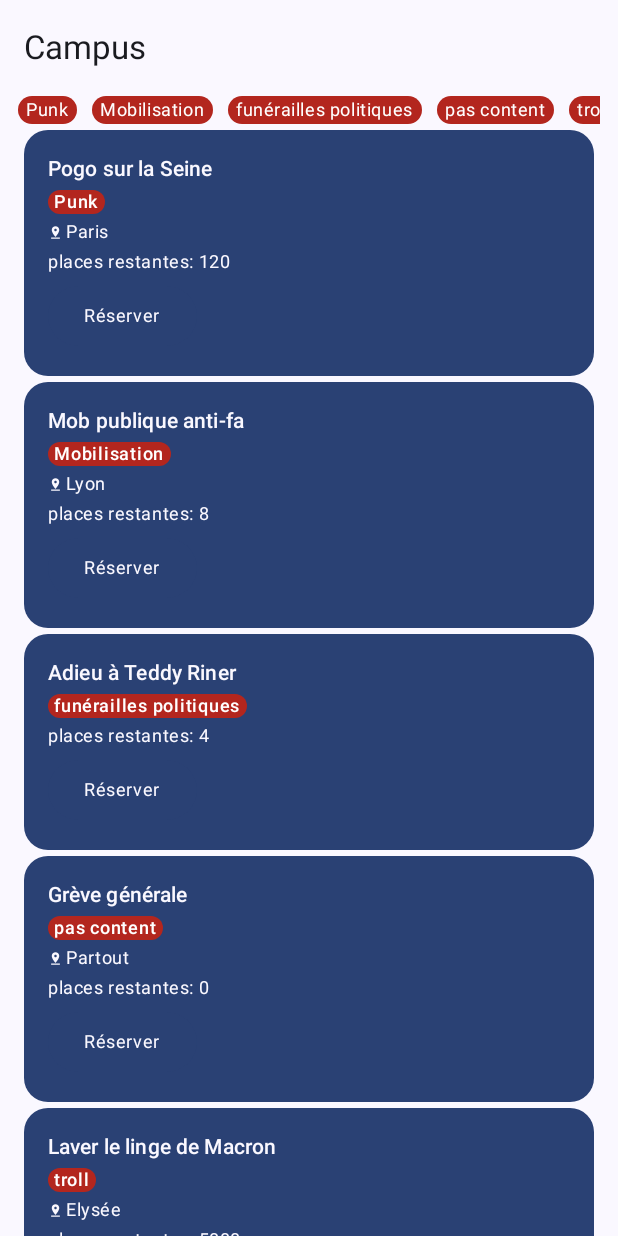
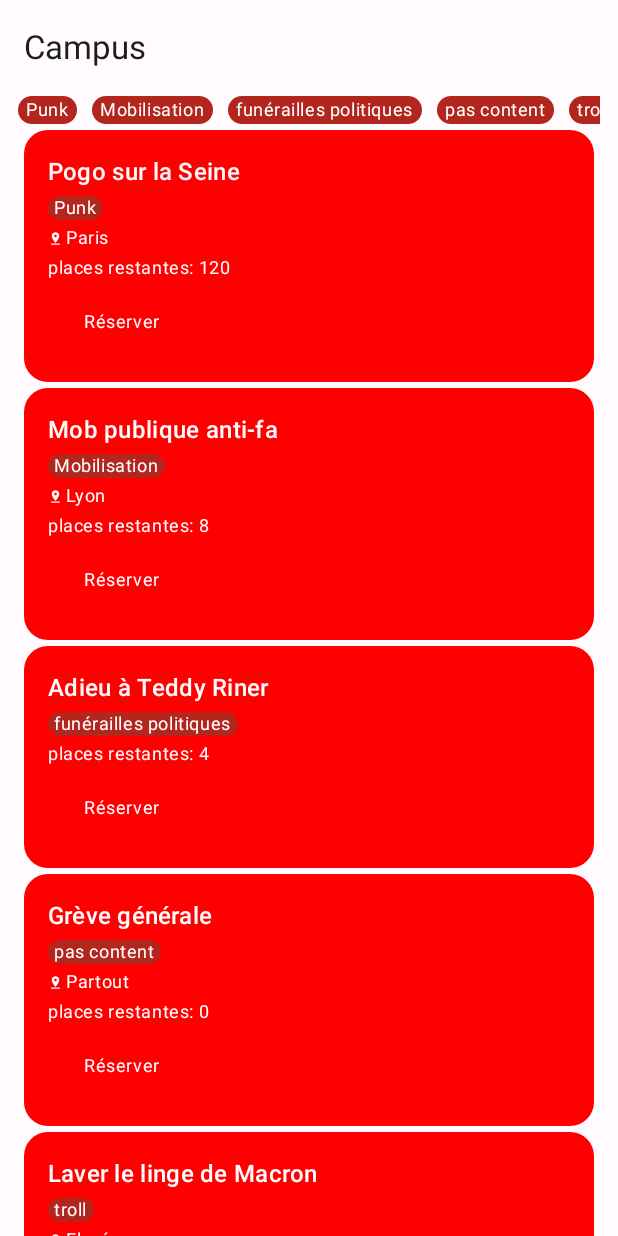
Before and after one commit to leodar163/exercice02_leobg, an Android app built with Jetpack Compose: the screen it shows after launch (MainActivity), on a phone screen of 412 x 824 dp. Run offline under Robolectric (Android 15) with nearby library versions, the phone set to English and light mode, and no system bars.

Commit message:
add darktheme management
screen shots are in exercice02_leobg\app\images

```diff
--- a/app/src/main/java/com/leobg/exercice02_leobg/components/EventCard.kt
+++ b/app/src/main/java/com/leobg/exercice02_leobg/components/EventCard.kt
@@ -25,9 +25,11 @@ import androidx.compose.ui.Modifier
 import androidx.compose.ui.draw.clip
 import androidx.compose.ui.draw.shadow
 import androidx.compose.ui.graphics.Color
+import androidx.compose.ui.res.stringResource
 import androidx.compose.ui.tooling.preview.Preview
 import androidx.compose.ui.unit.dp
 import androidx.compose.ui.unit.sp
+import com.leobg.exercice02_leobg.R
 import com.leobg.exercice02_leobg.models.Event
 import com.leobg.exercice02_leobg.ui.theme.Exercice02_leobgTheme
 
@@ -44,10 +46,10 @@ fun EventCard(event: Event, onBook: (event: Event) -> Unit) {
         Column(verticalArrangement = Arrangement.spacedBy(4.dp)) {
             Text(
                 event.title,
-                style = MaterialTheme.typography.titleSmall,
+                style = MaterialTheme.typography.titleMedium,
                 color = MaterialTheme.colorScheme.background
             )
-            Badge { Text(event.category, fontSize = 12.sp) }
+            Badge { Text(event.category, style = MaterialTheme.typography.bodySmall) }
             if (event.location != null) {
                 Row(
                     verticalAlignment = Alignment.CenterVertically,
@@ -67,13 +69,13 @@ fun EventCard(event: Event, onBook: (event: Event) -> Unit) {
                 }
             }
             Text(
-                "places restantes: ${event.capacity}",
+                "${stringResource(R.string.remaining_places)}: ${event.capacity}",
                 style = MaterialTheme.typography.bodySmall,
                 color = MaterialTheme.colorScheme.background
             )
             Button({ onBook(event) }) {
                 Text(
-                    "Réserver",
+                    stringResource(R.string.book),
                     style = MaterialTheme.typography.bodySmall,
                     color = MaterialTheme.colorScheme.background
                 )
--- a/app/src/main/java/com/leobg/exercice02_leobg/components/EventListScreen.kt
+++ b/app/src/main/java/com/leobg/exercice02_leobg/components/EventListScreen.kt
@@ -67,7 +67,7 @@ fun EventListScreenPreview() {
         Event(4, "Laver le linge de Macron", "troll", 5000, "Elysée"),
     )
 
-    Exercice02_leobgTheme {
+    Exercice02_leobgTheme(darkTheme = false) {
         EventListScreen(eventList) {}
     }
 }
--- a/app/src/main/java/com/leobg/exercice02_leobg/ui/theme/Color.kt
+++ b/app/src/main/java/com/leobg/exercice02_leobg/ui/theme/Color.kt
@@ -3,9 +3,11 @@ package com.leobg.exercice02_leobg.ui.theme
 import androidx.compose.ui.graphics.Color
 
 val Purple80 = Color(0xFFD0BCFF)
+val red80 = Color.Magenta
 val PurpleGrey80 = Color(0xFFCCC2DC)
 val Pink80 = Color(0xFFEFB8C8)
 
 val Purple40 = Color(0xFF6650a4)
+val Red40 = Color.Red
 val PurpleGrey40 = Color(0xFF625b71)
 val Pink40 = Color(0xFF7D5260)
--- a/app/src/main/java/com/leobg/exercice02_leobg/ui/theme/Theme.kt
+++ b/app/src/main/java/com/leobg/exercice02_leobg/ui/theme/Theme.kt
@@ -9,20 +9,20 @@ import androidx.compose.material3.dynamicDarkColorScheme
 import androidx.compose.material3.dynamicLightColorScheme
 import androidx.compose.material3.lightColorScheme
 import androidx.compose.runtime.Composable
+import androidx.compose.ui.graphics.Color
 import androidx.compose.ui.platform.LocalContext
 
 private val DarkColorScheme = darkColorScheme(
-    primary = Purple80,
+    primary = Color.Cyan,
     secondary = PurpleGrey80,
     tertiary = Pink80
 )
 
 private val LightColorScheme = lightColorScheme(
-    primary = Purple40,
+    primary = Red40,
     secondary = PurpleGrey40,
-    tertiary = Pink40
+    tertiary = Pink40,
 
-    /* Other default colors to override
     background = Color(0xFFFFFBFE),
     surface = Color(0xFFFFFBFE),
     onPrimary = Color.White,
@@ -30,14 +30,13 @@ private val LightColorScheme = lightColorScheme(
     onTertiary = Color.White,
     onBackground = Color(0xFF1C1B1F),
     onSurface = Color(0xFF1C1B1F),
-    */
 )
 
 @Composable
 fun Exercice02_leobgTheme(
     darkTheme: Boolean = isSystemInDarkTheme(),
     // Dynamic color is available on Android 12+
-    dynamicColor: Boolean = true,
+    dynamicColor: Boolean = false,
     content: @Composable () -> Unit
 ) {
     val colorScheme = when {
--- a/app/src/main/res/values/strings.xml
+++ b/app/src/main/res/values/strings.xml
@@ -1,3 +1,5 @@
 <resources>
     <string name="app_name">exercice02_leobg</string>
+    <string name="book">Réserver</string>
+    <string name="remaining_places">places restantes</string>
 </resources>
```
Also changed, not shown: app/src/main/java/com/leobg/exercice02_leobg/components/EventDetailScreen.kt (+10 -4 lines), 4 other files.
